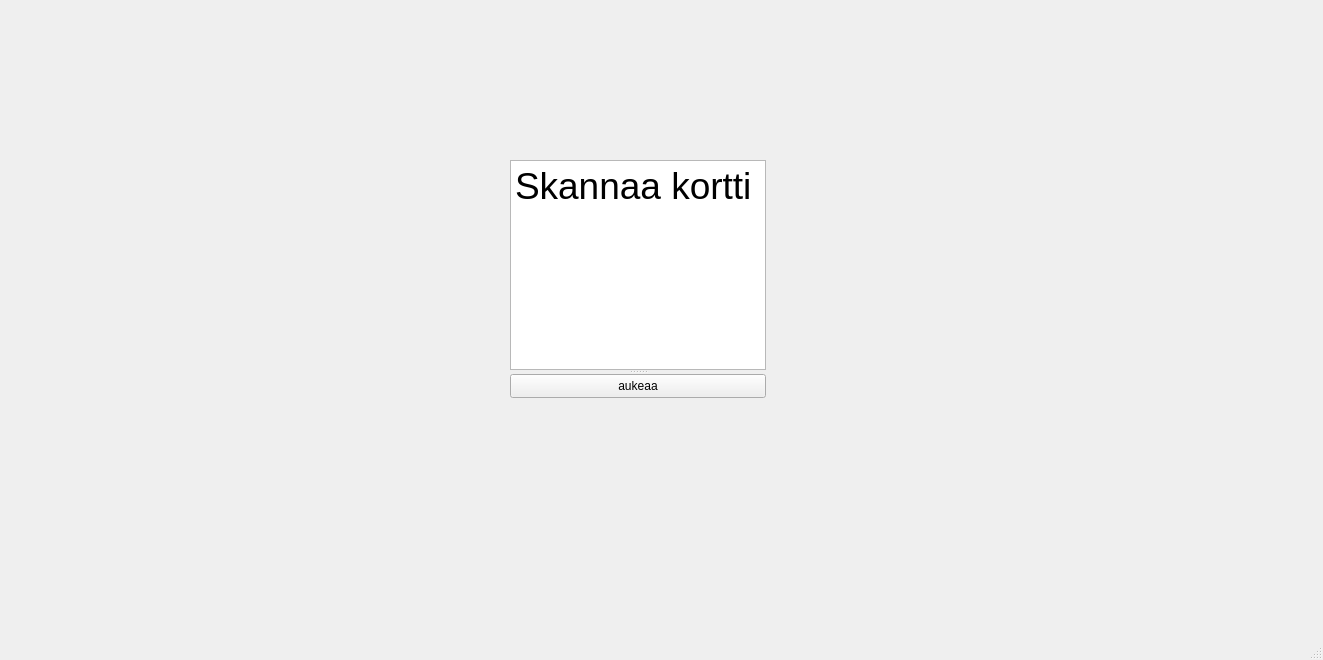
Before: the Qt Designer form bankautomat/mainwindow.ui in bank-2022/group15, drawn with Qt 5.
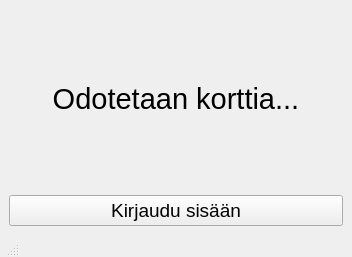
After: the same form once the commit is applied.

Commit message: ui muutoksia, tunnusluku saa yhteyden apiin

Diff of the .ui file:
```diff
--- a/bankautomat/mainwindow.ui
+++ b/bankautomat/mainwindow.ui
@@ -6,47 +6,58 @@
    <rect>
     <x>0</x>
     <y>0</y>
-    <width>1323</width>
-    <height>660</height>
+    <width>352</width>
+    <height>257</height>
    </rect>
   </property>
   <property name="windowTitle">
    <string>MainWindow</string>
   </property>
   <widget class="QWidget" name="centralwidget">
-   <widget class="QSplitter" name="splitter">
-    <property name="geometry">
-     <rect>
-      <x>510</x>
-      <y>160</y>
-      <width>256</width>
-      <height>238</height>
-     </rect>
-    </property>
-    <property name="orientation">
-     <enum>Qt::Vertical</enum>
-    </property>
-    <widget class="QTextEdit" name="textEdit">
-     <property name="html">
-      <string>&lt;!DOCTYPE HTML PUBLIC &quot;-//W3C//DTD HTML 4.0//EN&quot; &quot;http://www.w3.org/TR/REC-html40/strict.dtd&quot;&gt;
-&lt;html&gt;&lt;head&gt;&lt;meta name=&quot;qrichtext&quot; content=&quot;1&quot; /&gt;&lt;style type=&quot;text/css&quot;&gt;
-p, li { white-space: pre-wrap; }
-&lt;/style&gt;&lt;/head&gt;&lt;body style=&quot; font-family:'MS Shell Dlg 2'; font-size:8.25pt; font-weight:400; font-style:normal;&quot;&gt;
-&lt;p style=&quot; margin-top:0px; margin-bottom:0px; margin-left:0px; margin-right:0px; -qt-block-indent:0; text-indent:0px;&quot;&gt;&lt;span style=&quot; font-size:28pt;&quot;&gt;Skannaa kortti&lt;/span&gt;&lt;/p&gt;
-&lt;p style=&quot;-qt-paragraph-type:empty; margin-top:0px; margin-bottom:0px; margin-left:0px; margin-right:0px; -qt-block-indent:0; text-indent:0px; font-size:28pt;&quot;&gt;&lt;br /&gt;&lt;/p&gt;&lt;/body&gt;&lt;/html&gt;</string>
-     </property>
-    </widget>
+   <layout class="QGridLayout" name="gridLayout">
+    <item row="0" column="0">
+     <widget class="QLabel" name="label">
+      <property name="sizePolicy">
+       <sizepolicy hsizetype="MinimumExpanding" vsizetype="MinimumExpanding">
+        <horstretch>0</horstretch>
+        <verstretch>0</verstretch>
+       </sizepolicy>
+      </property>
+      <property name="font">
+       <font>
+        <pointsize>22</pointsize>
+       </font>
+      </property>
+      <property name="text">
+       <string>Odotetaan korttia...</string>
+      </property>
+      <property name="alignment">
+       <set>Qt::AlignCenter</set>
+      </property>
+     </widget>
+    </item>
+    <item row="1" column="0">
     <widget class="QPushButton" name="auki">
-     <property name="enabled">
-      <bool>true</bool>
+      <property name="font">
+       <font>
+        <pointsize>14</pointsize>
+       </font>
      </property>
      <property name="text">
-      <string>aukeaa</string>
-     </property>
-    </widget>
-   </widget>
+       <string>Kirjaudu sisään</string>
+      </property>
+     </widget>
+    </item>
+   </layout>
+  </widget>
+  <widget class="QStatusBar" name="statusbar">
+   <property name="sizePolicy">
+    <sizepolicy hsizetype="Maximum" vsizetype="Maximum">
+     <horstretch>0</horstretch>
+     <verstretch>0</verstretch>
+    </sizepolicy>
+   </property>
   </widget>
-  <widget class="QStatusBar" name="statusbar"/>
   <action name="actionhello">
    <property name="text">
     <string>hello</string>
```
Lines whose indentation alone changed are shown as unchanged. The commit also changes 5 other files.
